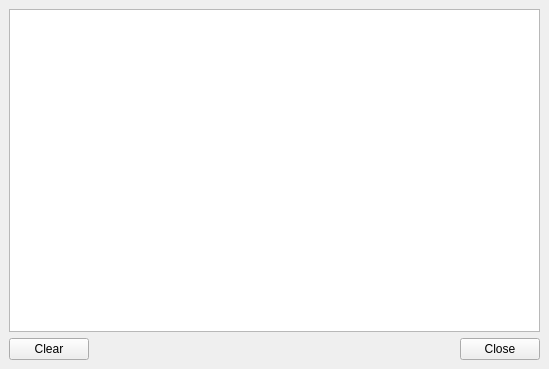
loathingKernel/RedShiftQt, file redshiftqt/redshiftqtlog.ui: the form before one commit.
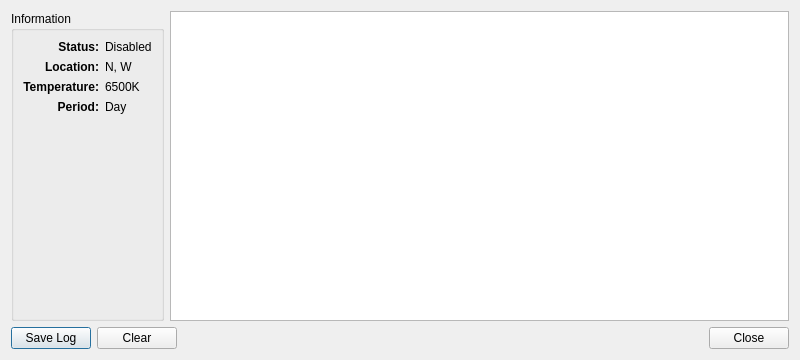
The form after the commit.

```diff
--- a/redshiftqt/redshiftqtlog.ui
+++ b/redshiftqt/redshiftqtlog.ui
@@ -1,29 +1,166 @@
 <?xml version="1.0" encoding="UTF-8"?>
 <ui version="4.0">
  <class>RedShiftQtLog</class>
- <widget class="QMainWindow" name="RedShiftQtLog">
+ <widget class="QDialog" name="RedShiftQtLog">
   <property name="geometry">
    <rect>
     <x>0</x>
     <y>0</y>
-    <width>549</width>
-    <height>369</height>
+    <width>800</width>
+    <height>360</height>
    </rect>
   </property>
-  <property name="windowTitle">
-   <string>MainWindow</string>
-  </property>
-  <widget class="QWidget" name="centralwidget">
    <layout class="QVBoxLayout" name="verticalLayout">
     <item>
+    <layout class="QHBoxLayout" name="horizontalLayout">
+     <item>
+      <widget class="QGroupBox" name="groupBoxInfo">
+       <property name="title">
+        <string>Information</string>
+       </property>
+       <layout class="QGridLayout" name="gridLayout">
+        <item row="1" column="0" colspan="2">
+         <widget class="QLabel" name="labelLoc">
+          <property name="font">
+           <font>
+            <weight>75</weight>
+            <bold>true</bold>
+            <kerning>true</kerning>
+           </font>
+          </property>
+          <property name="text">
+           <string>Location:</string>
+          </property>
+          <property name="scaledContents">
+           <bool>false</bool>
+          </property>
+          <property name="alignment">
+           <set>Qt::AlignRight|Qt::AlignTrailing|Qt::AlignVCenter</set>
+          </property>
+         </widget>
+        </item>
+        <item row="0" column="2">
+         <widget class="QLabel" name="labelStatusInfo">
+          <property name="text">
+           <string>Disabled</string>
+          </property>
+         </widget>
+        </item>
+        <item row="2" column="2">
+         <widget class="QLabel" name="labelTempInfo">
+          <property name="text">
+           <string>6500K</string>
+          </property>
+         </widget>
+        </item>
+        <item row="1" column="2">
+         <widget class="QLabel" name="labelLocInfo">
+          <property name="text">
+           <string>N, W</string>
+          </property>
+         </widget>
+        </item>
+        <item row="3" column="2">
+         <widget class="QLabel" name="labelPeriodInfo">
+          <property name="text">
+           <string>Day</string>
+          </property>
+         </widget>
+        </item>
+        <item row="2" column="0" colspan="2">
+         <widget class="QLabel" name="labelTemp">
+          <property name="font">
+           <font>
+            <weight>75</weight>
+            <bold>true</bold>
+            <kerning>true</kerning>
+           </font>
+          </property>
+          <property name="text">
+           <string>Temperature:</string>
+          </property>
+          <property name="scaledContents">
+           <bool>false</bool>
+          </property>
+          <property name="alignment">
+           <set>Qt::AlignRight|Qt::AlignTrailing|Qt::AlignVCenter</set>
+          </property>
+         </widget>
+        </item>
+        <item row="0" column="0" colspan="2">
+         <widget class="QLabel" name="labelStatus">
+          <property name="font">
+           <font>
+            <weight>75</weight>
+            <bold>true</bold>
+            <kerning>true</kerning>
+           </font>
+          </property>
+          <property name="text">
+           <string>Status:</string>
+          </property>
+          <property name="scaledContents">
+           <bool>false</bool>
+          </property>
+          <property name="alignment">
+           <set>Qt::AlignRight|Qt::AlignTrailing|Qt::AlignVCenter</set>
+          </property>
+         </widget>
+        </item>
+        <item row="3" column="0" colspan="2">
+         <widget class="QLabel" name="labelPeriod">
+          <property name="font">
+           <font>
+            <weight>75</weight>
+            <bold>true</bold>
+            <kerning>true</kerning>
+           </font>
+          </property>
+          <property name="text">
+           <string>Period:</string>
+          </property>
+          <property name="scaledContents">
+           <bool>false</bool>
+          </property>
+          <property name="alignment">
+           <set>Qt::AlignRight|Qt::AlignTrailing|Qt::AlignVCenter</set>
+          </property>
+         </widget>
+        </item>
+        <item row="4" column="0" colspan="3">
+         <spacer name="verticalSpacer">
+          <property name="orientation">
+           <enum>Qt::Vertical</enum>
+          </property>
+          <property name="sizeHint" stdset="0">
+           <size>
+            <width>20</width>
+            <height>40</height>
+           </size>
+          </property>
+         </spacer>
+        </item>
+       </layout>
+      </widget>
+     </item>
+     <item>
      <widget class="QPlainTextEdit" name="plainTextEditLog">
       <property name="readOnly">
        <bool>true</bool>
       </property>
      </widget>
     </item>
+    </layout>
+   </item>
     <item>
      <layout class="QHBoxLayout" name="horizontalLayoutButtons">
+     <item>
+      <widget class="QPushButton" name="pushButtonSave">
+       <property name="text">
+        <string>Save Log</string>
+       </property>
+      </widget>
+     </item>
       <item>
        <widget class="QPushButton" name="pushButtonClear">
         <property name="text">
@@ -54,7 +191,6 @@
      </layout>
     </item>
    </layout>
-  </widget>
  </widget>
  <resources/>
  <connections/>
```
Lines whose indentation alone changed are shown as unchanged.
